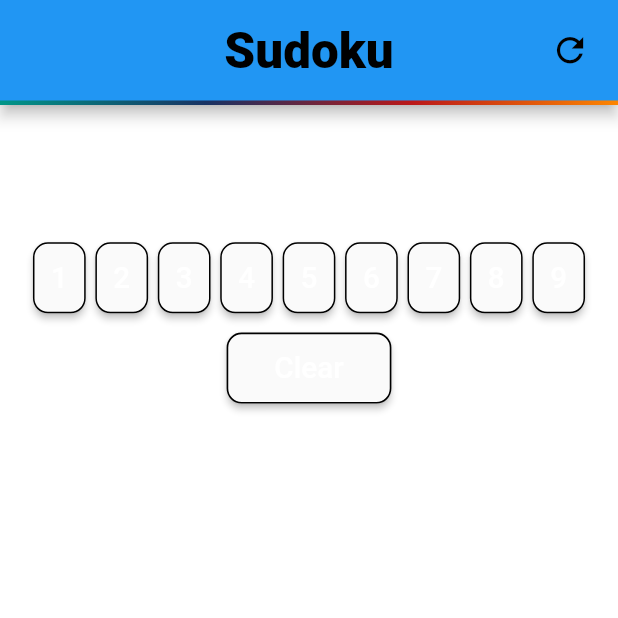
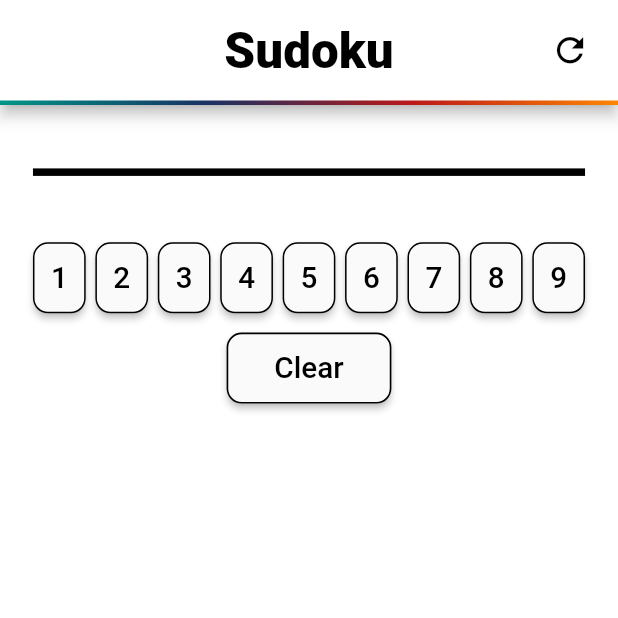
Before and after one commit to Samarth-care/Gaming, a Flutter app: the screen it shows after launch, on a phone screen of 412 x 824 dp, the top half of it. Run offline on Flutter 3.47's test engine with Material 2 defaults, Android fonts, the light colour scheme and no system bars; our stand-ins replace google_fonts; missing offline and left inert: sudoku_solver_generator; statements that could not run were skipped.

Commit message:
resolved the color issue

```diff
--- a/lib/sudokuWidget.dart
+++ b/lib/sudokuWidget.dart
@@ -14,16 +14,17 @@ class SudokuWidget extends StatefulWidget {
   SudokuWidget({
     Key? key,
     this.sudokuAppBar,
-    this.outerBorderColor,
-    this.bottomButtonColor,
-    this.finishedSudokuBlockFG,
+    this.outerBorderColor = Colors.black,
+    this.finishedSudokuBlockFG = Colors.white,
     this.sudokuBlockFG,
     this.sudokuBlockBG,
-    this.scaffoldBG,
+    this.scaffoldBG = Colors.white,
     this.emptyCellBG,
     this.solvedSudokuBG,
     this.highlightedCellsBG,
     this.selectedCellBG,
+    this.buttonFG = Colors.black,
+    this.buttonBG,
   }) : super(key: key);
 
   AppBar? sudokuAppBar;
@@ -34,17 +35,17 @@ class SudokuWidget extends StatefulWidget {
   Color defaultRed = Colors.red;
 
   Color? outerBorderColor = Colors.black;
-  Color? bottomButtonColor = Colors.black;
   Color? finishedSudokuBlockFG = Colors.white;
-  Color? sudokuBlockFG = const Color.fromARGB(255, 55, 55, 55);
-  Color? sudokuBlockBG = Colors.red.shade600;
+  Color? sudokuBlockFG;
+  Color? sudokuBlockBG;
   Color? scaffoldBG = Colors.white;
-  Color? emptyCellBG = Colors.yellow.shade100;
-  Color? solvedSudokuBG = const Color.fromARGB(255, 75, 181, 67);
-  Color? highlightedCellsBG = const Color.fromARGB(255, 226, 246, 131);
-  Color? selectedCellBG = Colors.grey.shade300;
+  Color? emptyCellBG;
+  Color? solvedSudokuBG;
+  Color? highlightedCellsBG;
+  Color? selectedCellBG;
 
-  Color buttonbg = Colors.grey.shade50;
+  Color? buttonBG = Colors.grey.shade50;
+  Color? buttonFG = Colors.black;
 
   @override
   State<SudokuWidget> createState() => _SudokuWidgetState();
@@ -178,7 +179,7 @@ class _SudokuWidgetState extends State<SudokuWidget> {
                       BoxInner boxInner = boxInners[index];
 
                       return Container(
-                        color: widget.sudokuBlockBG,
+                        color: widget.sudokuBlockBG ?? Colors.red.shade600,
                         alignment: Alignment.center,
                         child: GridView.builder(
                           itemCount: boxInner.blokChars.length,
@@ -193,13 +194,16 @@ class _SudokuWidgetState extends State<SudokuWidget> {
                           physics: const ScrollPhysics(),
                           itemBuilder: (buildContext, indexChar) {
                             BlokChar blokChar = boxInner.blokChars[indexChar];
-                            Color? color = widget.emptyCellBG;
-                            Color? colorText = widget.sudokuBlockFG;
+                            Color? color =
+                                widget.emptyCellBG ?? Colors.yellow.shade100;
+                            Color? colorText = widget.sudokuBlockFG ??
+                                const Color.fromARGB(255, 55, 55, 55);
 
                             // change color base condition
 
                             if (isFinish) {
-                              color = widget.solvedSudokuBG;
+                              color = widget.solvedSudokuBG ??
+                                  const Color.fromARGB(255, 75, 181, 67);
                               // showDialog(
                               //   context: context,
                               //   builder: (ctx) => AlertDialog(
@@ -222,13 +226,17 @@ class _SudokuWidgetState extends State<SudokuWidget> {
                               // );
                             } else if (blokChar.isFocus &&
                                 blokChar.text != "") {
-                              color = widget.highlightedCellsBG;
+                              color = widget.highlightedCellsBG ??
+                                  const Color.fromARGB(255, 226, 246, 131);
                             } else if (blokChar.isDefault) {
                               color = widget.defaultWhite;
                             }
 
                             if (tapBoxIndex == "${index}-${indexChar}" &&
-                                !isFinish) color = widget.selectedCellBG;
+                                !isFinish) {
+                              color =
+                                  widget.selectedCellBG ?? Colors.grey.shade300;
+                            }
 
                             if (isFinish) {
                               colorText = widget.finishedSudokuBlockFG;
@@ -279,7 +287,8 @@ class _SudokuWidgetState extends State<SudokuWidget> {
                                 // style: ElevatedButton.styleFrom(padding: EdgeInsets.all(5)),
                                 onPressed: () => setInput(i),
                                 style: ElevatedButton.styleFrom(
-                                  backgroundColor: widget.buttonbg,
+                                  backgroundColor:
+                                      widget.buttonBG ?? Colors.grey.shade50,
                                   padding: EdgeInsets.symmetric(
                                     vertical: getProportionateScreenHeight(12),
                                   ),
@@ -293,7 +302,7 @@ class _SudokuWidgetState extends State<SudokuWidget> {
                                 child: Text(
                                   "${i}",
                                   style: TextStyle(
-                                    color: widget.bottomButtonColor,
+                                    color: widget.buttonFG,
                                     fontSize: getProportionateScreenWidth(18),
                                   ),
                                 ),
@@ -310,7 +319,8 @@ class _SudokuWidgetState extends State<SudokuWidget> {
                           // style: ElevatedButton.styleFrom(padding: EdgeInsets.all(5)),
                           onPressed: () => setInput(null),
                           style: ElevatedButton.styleFrom(
-                            backgroundColor: widget.buttonbg,
+                            backgroundColor:
+                                widget.buttonBG ?? Colors.grey.shade50,
                             padding: EdgeInsets.symmetric(
                               vertical: getProportionateScreenHeight(12),
                             ),
@@ -324,7 +334,7 @@ class _SudokuWidgetState extends State<SudokuWidget> {
                           child: Text(
                             "Clear",
                             style: TextStyle(
-                              color: widget.bottomButtonColor,
+                              color: widget.buttonFG,
                               fontSize: getProportionateScreenWidth(18),
                             ),
                           ),
```
